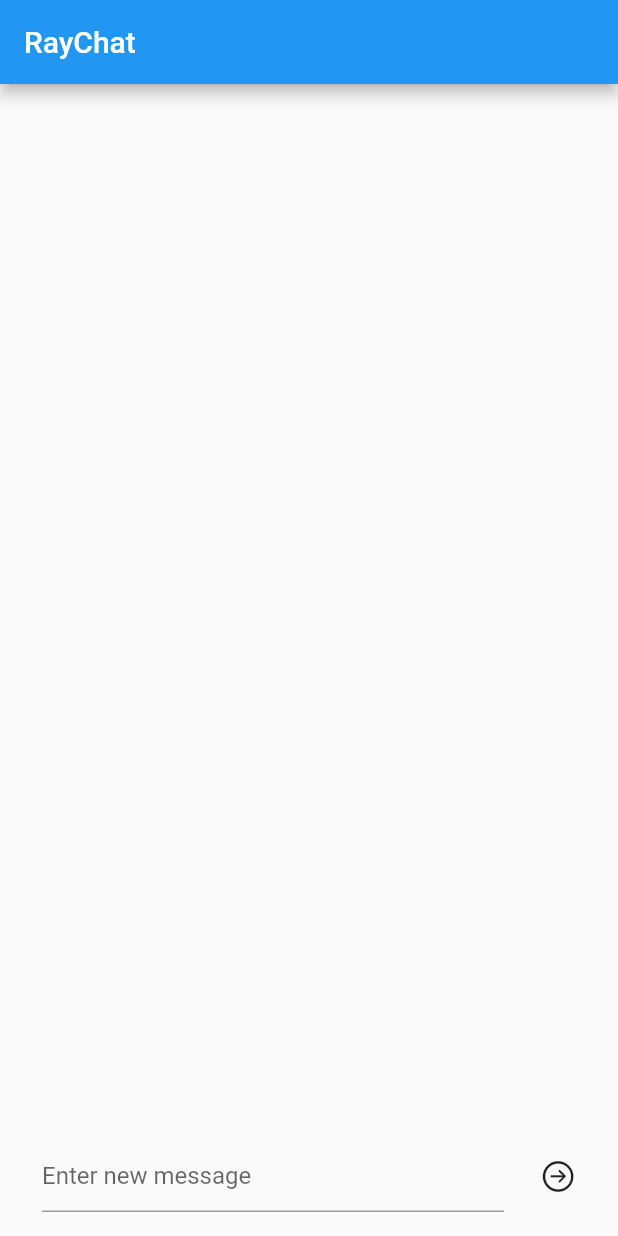
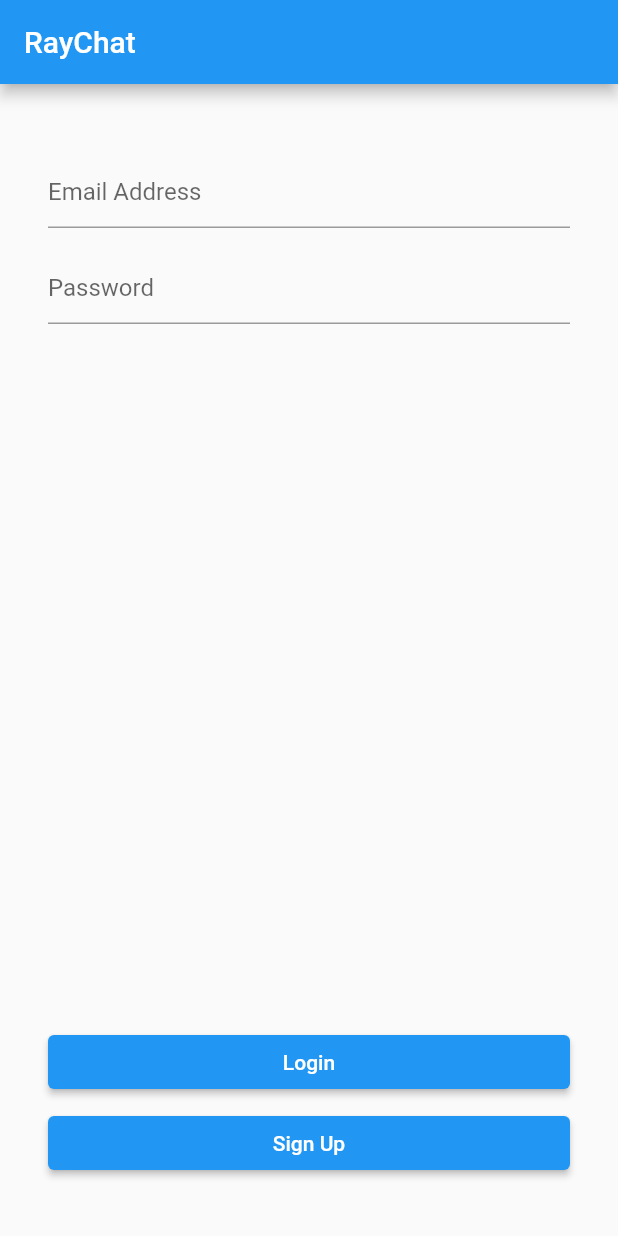
Before and after one commit to mehedi-4958/raychat, a Flutter app: the screen it shows after launch, on a phone screen of 412 x 824 dp. Run offline on Flutter 3.47's test engine with Material 2 defaults, Android fonts, the light colour scheme and no system bars; our stand-ins replace cloud_firestore, firebase_auth, firebase_core; accounts and stored records are empty.

Commit message:
firebase_authentication package added. login and logout signup methods implemented

```diff
--- a/lib/main.dart
+++ b/lib/main.dart
@@ -2,6 +2,8 @@
 import 'package:flutter/material.dart';
 import 'package:provider/provider.dart';
 import 'package:raychat/data/message_dao.dart';
+import 'package:raychat/data/user_dao.dart';
+import 'package:raychat/ui/login.dart';
 import 'package:raychat/ui/message_list.dart';
 
 Future<void> main() async {
@@ -18,7 +20,10 @@
   Widget build(BuildContext context) {
     return MultiProvider(
       providers: [
-        // TODO: Add ChangeNotifierProvider<UserDao> here
+        ChangeNotifierProvider<UserDao>(
+          lazy: false,
+          create: (_) => UserDao(),
+        ),
         Provider<MessageDao>(
           create: (_) => MessageDao(),
           lazy: false,
@@ -30,8 +35,15 @@
         theme: ThemeData(
           primaryColor: const Color(0xFF3D814A),
         ),
-        // TODO: Add Consumer<UserDao> here
-        home: const MessageList(),
+        home: Consumer<UserDao>(
+          builder: (context, userDao, child) {
+            if (userDao.isLoggedIn()) {
+              return const MessageList();
+            } else {
+              return const Login();
+            }
+          },
+        ),
         // TODO: Add closing parenthesis
       ),
     );
--- /dev/null
+++ b/lib/ui/login.dart
@@ -0,0 +1,131 @@
+import 'package:flutter/material.dart';
+import 'package:provider/provider.dart';
+import 'package:raychat/data/user_dao.dart';
+
+class Login extends StatefulWidget {
+  const Login({Key? key}) : super(key: key);
+
+  @override
+  State<Login> createState() => _LoginState();
+}
+
+class _LoginState extends State<Login> {
+  final _emailController = TextEditingController();
+  final _passwordController = TextEditingController();
+  final GlobalKey<FormState> _formKey = GlobalKey<FormState>();
+
+  @override
+  void dispose() {
+    _emailController.dispose();
+    _passwordController.dispose();
+    super.dispose();
+  }
+
+  @override
+  Widget build(BuildContext context) {
+    final userDao = Provider.of<UserDao>(context, listen: false);
+
+    return Scaffold(
+      appBar: AppBar(
+        title: const Text('RayChat'),
+      ),
+      body: Padding(
+        padding: const EdgeInsets.all(32.0),
+        child: Form(
+          key: _formKey,
+          child: Column(
+            children: [
+              Row(
+                children: [
+                  const SizedBox(
+                    height: 80,
+                  ),
+                  Expanded(
+                    child: TextFormField(
+                      decoration: const InputDecoration(
+                        border: UnderlineInputBorder(),
+                        hintText: 'Email Address',
+                      ),
+                      autofocus: false,
+                      keyboardType: TextInputType.emailAddress,
+                      textCapitalization: TextCapitalization.none,
+                      autocorrect: false,
+                      controller: _emailController,
+                      validator: (String? value) {
+                        if (value == null || value.isEmpty) {
+                          return 'Email Required';
+                        }
+                        return null;
+                      },
+                    ),
+                  )
+                ],
+              ),
+              Row(
+                children: [
+                  const SizedBox(
+                    height: 20,
+                  ),
+                  Expanded(
+                    child: TextFormField(
+                      decoration: const InputDecoration(
+                          border: UnderlineInputBorder(), hintText: 'Password'),
+                      autofocus: false,
+                      obscureText: true,
+                      keyboardType: TextInputType.visiblePassword,
+                      textCapitalization: TextCapitalization.none,
+                      autocorrect: false,
+                      controller: _passwordController,
+                      validator: (String? value) {
+                        if (value == null || value.isEmpty) {
+                          return 'Passwrod Required';
+                        }
+                        return null;
+                      },
+                    ),
+                  ),
+                ],
+              ),
+              const Spacer(),
+              Row(
+                children: [
+                  const SizedBox(
+                    height: 20,
+                  ),
+                  Expanded(
+                    child: ElevatedButton(
+                      onPressed: () {
+                        userDao.login(
+                            _emailController.text, _passwordController.text);
+                      },
+                      child: const Text('Login'),
+                    ),
+                  ),
+                ],
+              ),
+              Row(
+                children: [
+                  const SizedBox(
+                    height: 20,
+                  ),
+                  Expanded(
+                    child: ElevatedButton(
+                      onPressed: () {
+                        userDao.signup(
+                            _emailController.text, _passwordController.text);
+                      },
+                      child: const Text('Sign Up'),
+                    ),
+                  ),
+                  const SizedBox(
+                    height: 60,
+                  ),
+                ],
+              ),
+            ],
+          ),
+        ),
+      ),
+    );
+  }
+}
--- a/lib/ui/message_list.dart
+++ b/lib/ui/message_list.dart
@@ -4,6 +4,7 @@
 import 'package:provider/provider.dart';
 import 'package:raychat/data/message.dart';
 import 'package:raychat/data/message_dao.dart';
+import 'package:raychat/data/user_dao.dart';
 import 'package:raychat/ui/message_widget.dart';
 
 class MessageList extends StatefulWidget {
@@ -16,19 +17,27 @@
 class _MessageListState extends State<MessageList> {
   final TextEditingController _messageController = TextEditingController();
   final ScrollController _scrollController = ScrollController();
-  // TODO: Add Email String
+  String? email;
 
   @override
   Widget build(BuildContext context) {
     WidgetsBinding.instance.addPostFrameCallback((_) => _scrollToBottom());
     final messageDao = Provider.of<MessageDao>(context, listen: false);
 
-    // TODO: Add UserDao
+    final userDao = Provider.of<UserDao>(context, listen: false);
+    email = userDao.email();
 
     return Scaffold(
       appBar: AppBar(
         title: const Text('RayChat'),
-        // TODO: Replace with actions
+        actions: [
+          IconButton(
+            onPressed: () {
+              userDao.logout();
+            },
+            icon: const Icon(Icons.logout),
+          ),
+        ],
       ),
       body: Padding(
         padding: const EdgeInsets.all(16.0),
@@ -72,8 +81,9 @@
   void _sendMessage(MessageDao messageDao) {
     if (_canSendMessage()) {
       final message = Message(
-        text: _messageController.text, date: DateTime.now(),
-        // TODO: add email
+        text: _messageController.text,
+        date: DateTime.now(),
+        email: email,
       );
       messageDao.saveMessage(message);
       _messageController.clear();
```
Also changed, not shown: 1 other file.
